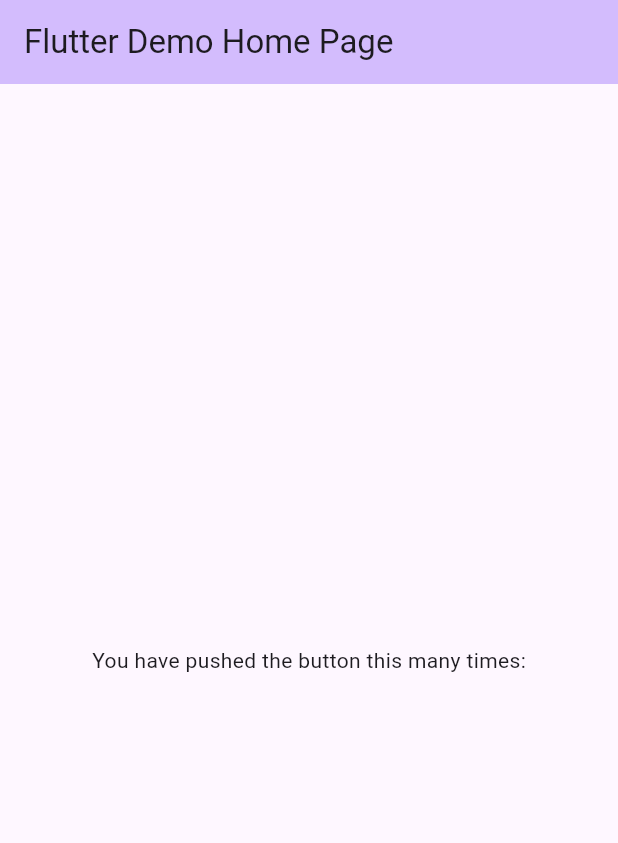
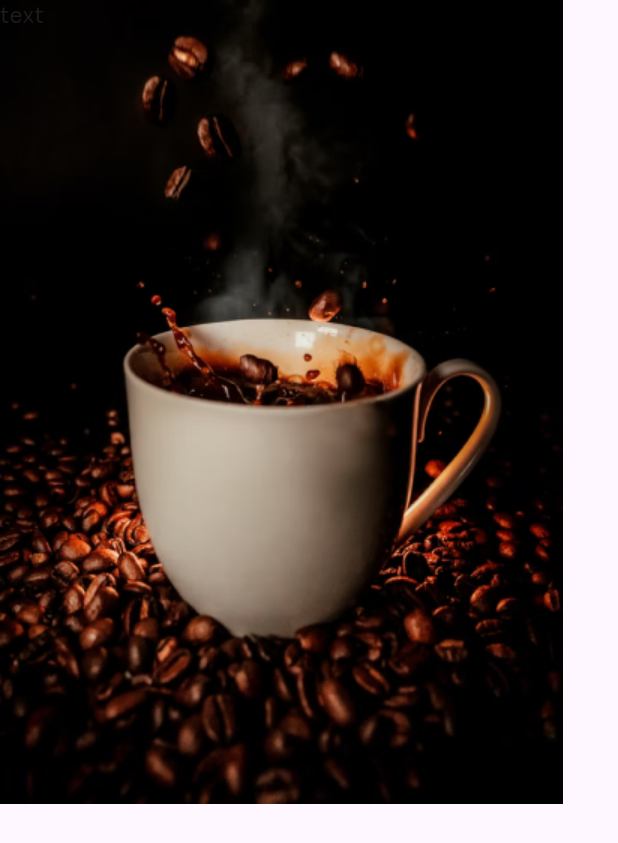
Before and after one commit to rafiiAP/coffe_shop, a Flutter app: the screen it shows after launch, on a phone screen of 412 x 824 dp. Shown: the top 843 px of the screen. Run offline on Flutter 3.47's test engine with Material 2 defaults, Android fonts, the phone set to English and light mode, and no system bars; our stand-ins replace google_fonts.

```diff
--- a/lib/main.dart
+++ b/lib/main.dart
@@ -1,3 +1,4 @@
+import 'package:coffe_shop/page/intro.dart';
 import 'package:flutter/material.dart';
 
 import 'page/home.dart';
@@ -17,7 +18,7 @@ class MyApp extends StatelessWidget {
         colorScheme: ColorScheme.fromSeed(seedColor: Colors.deepPurple),
         useMaterial3: true,
       ),
-      home: const MyHomePage(title: 'Flutter Demo Home Page'),
+      home: const IntroPage(),
     );
   }
 }
--- /dev/null
+++ b/lib/page/intro.dart
@@ -0,0 +1,25 @@
+import 'package:coffe_shop/widget/widget.dart';
+import 'package:flutter/material.dart';
+
+class IntroPage extends StatelessWidget {
+  const IntroPage({super.key});
+
+  @override
+  Widget build(BuildContext context) {
+    return Scaffold(
+      // backgroundColor: Colors.black,
+      body: Stack(
+        children: [
+          Image.asset(
+            'assets/images/intro.png',
+          ),
+          Column(
+            children: [
+              W.textBody('text'),
+            ],
+          ),
+        ],
+      ),
+    );
+  }
+}
--- /dev/null
+++ b/lib/widget/widget.dart
@@ -0,0 +1,24 @@
+import 'package:flutter/material.dart';
+import 'package:google_fonts/google_fonts.dart';
+
+class W {
+  static textBody(
+    String text, {
+    Color? color,
+    double? fontSize,
+    FontWeight? fontWeight,
+    FontStyle? fontStyle,
+    TextOverflow? overflow,
+  }) {
+    return Text(
+      text,
+      style: GoogleFonts.sora().copyWith(
+        color: color,
+        fontSize: fontSize,
+        fontWeight: fontWeight,
+        fontStyle: fontStyle,
+        overflow: overflow,
+      ),
+    );
+  }
+}
--- a/pubspec.yaml
+++ b/pubspec.yaml
@@ -35,6 +35,7 @@ dependencies:
   # The following adds the Cupertino Icons font to your application.
   # Use with the CupertinoIcons class for iOS style icons.
   cupertino_icons: ^1.0.2
+  google_fonts: ^6.0.0
 
 dev_dependencies:
   flutter_test:
```
Also changed, not shown: assets/images/.jpg (added), assets/images/coffe.png (added), assets/images/heart.png (added), assets/images/item3.png (added), assets/images/item4.png (added), assets/images/milk.png (added), assets/images/rafii.jpg (added), pubspec.lock, 1 other file.
